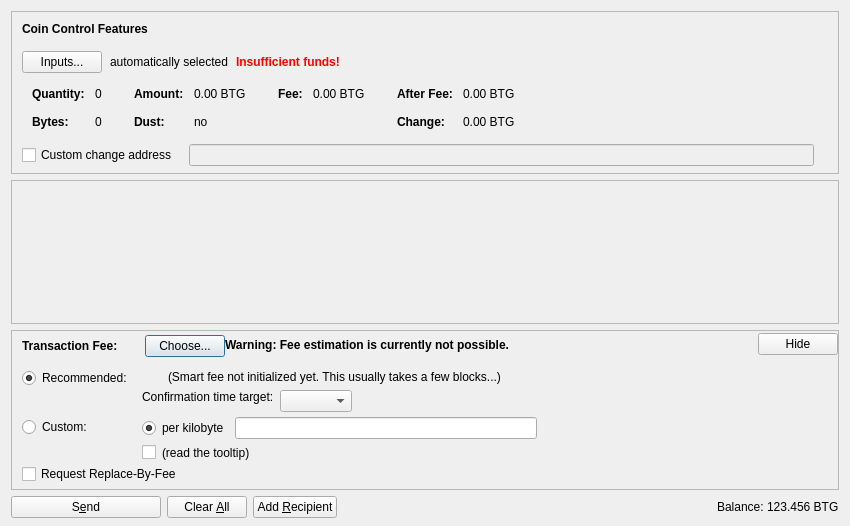
The window that src/qt/forms/sendcoinsdialog.ui (hamdyaea/Daylight-Coin) describes before a commit, drawn with Qt 5.
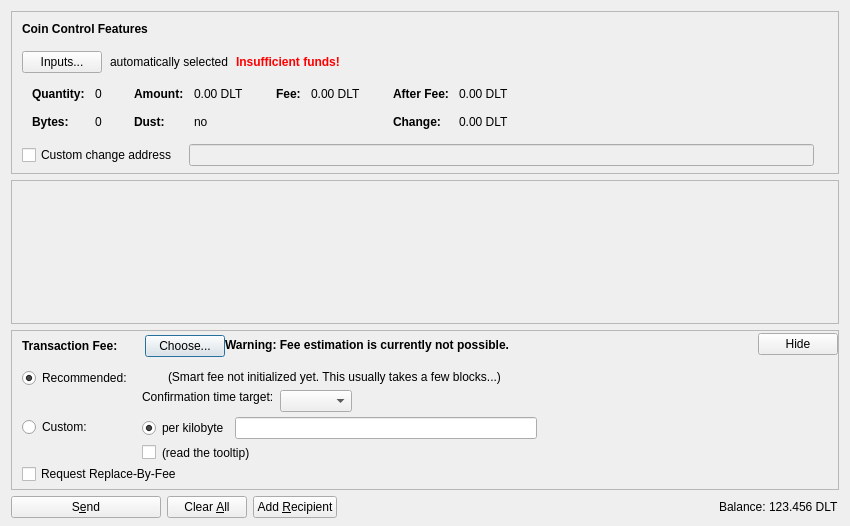
The same window after the commit. Icons and pictures are not drawn. Custom widgets are drawn as their Qt base class.

```diff
--- a/src/qt/forms/sendcoinsdialog.ui
+++ b/src/qt/forms/sendcoinsdialog.ui
@@ -324,7 +324,7 @@
                   <enum>Qt::ActionsContextMenu</enum>
                  </property>
                  <property name="text">
-                  <string notr="true">0.00 BTG</string>
+                  <string notr="true">0.00 DLT</string>
                  </property>
                  <property name="textInteractionFlags">
                   <set>Qt::LinksAccessibleByMouse|Qt::TextSelectableByKeyboard|Qt::TextSelectableByMouse</set>
@@ -404,7 +404,7 @@
                   <enum>Qt::ActionsContextMenu</enum>
                  </property>
                  <property name="text">
-                  <string notr="true">0.00 BTG</string>
+                  <string notr="true">0.00 DLT</string>
                  </property>
                  <property name="textInteractionFlags">
                   <set>Qt::LinksAccessibleByMouse|Qt::TextSelectableByKeyboard|Qt::TextSelectableByMouse</set>
@@ -455,7 +455,7 @@
                   <enum>Qt::ActionsContextMenu</enum>
                  </property>
                  <property name="text">
-                  <string notr="true">0.00 BTG</string>
+                  <string notr="true">0.00 DLT</string>
                  </property>
                  <property name="textInteractionFlags">
                   <set>Qt::LinksAccessibleByMouse|Qt::TextSelectableByKeyboard|Qt::TextSelectableByMouse</set>
@@ -484,7 +484,7 @@
                   <enum>Qt::ActionsContextMenu</enum>
                  </property>
                  <property name="text">
-                  <string notr="true">0.00 BTG</string>
+                  <string notr="true">0.00 DLT</string>
                  </property>
                  <property name="textInteractionFlags">
                   <set>Qt::LinksAccessibleByMouse|Qt::TextSelectableByKeyboard|Qt::TextSelectableByMouse</set>
@@ -1253,7 +1253,7 @@
           <cursorShape>IBeamCursor</cursorShape>
          </property>
          <property name="text">
-          <string notr="true">123.456 BTG</string>
+          <string notr="true">123.456 DLT</string>
          </property>
          <property name="textInteractionFlags">
           <set>Qt::LinksAccessibleByMouse|Qt::TextSelectableByKeyboard|Qt::TextSelectableByMouse</set>
```
